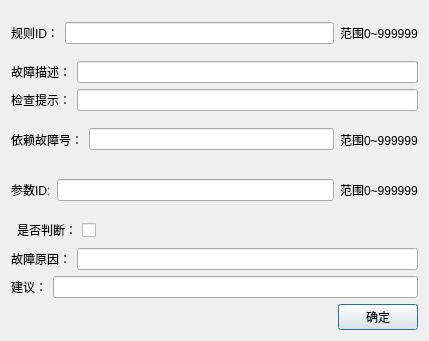
Before: the Qt Designer form ruleeditdialog.ui in EGeeks/faultree, drawn with Qt 5.
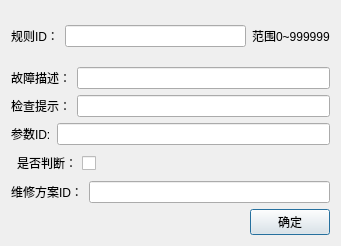
After: the same form once the commit is applied.

```diff
--- a/ruleeditdialog.ui
+++ b/ruleeditdialog.ui
@@ -9,8 +9,8 @@
    <rect>
     <x>0</x>
     <y>0</y>
-    <width>429</width>
-    <height>341</height>
+    <width>341</width>
+    <height>246</height>
    </rect>
   </property>
   <property name="windowTitle">
@@ -66,27 +66,6 @@
      </item>
     </layout>
    </item>
-   <item>
-    <layout class="QHBoxLayout" name="horizontalLayout_10">
-     <item>
-      <widget class="QLabel" name="label_12">
-       <property name="text">
-        <string>依赖故障号：</string>
-       </property>
-      </widget>
-     </item>
-     <item>
-      <widget class="QLineEdit" name="lineEdit_depandErrID"/>
-     </item>
-     <item>
-      <widget class="QLabel" name="label_17">
-       <property name="text">
-        <string>范围0~999999</string>
-       </property>
-      </widget>
-     </item>
-    </layout>
-   </item>
    <item>
     <layout class="QHBoxLayout" name="horizontalLayout_11">
      <item>
@@ -99,13 +78,6 @@
      <item>
       <widget class="QLineEdit" name="lineEdit_paramID"/>
      </item>
-     <item>
-      <widget class="QLabel" name="label_18">
-       <property name="text">
-        <string>范围0~999999</string>
-       </property>
-      </widget>
-     </item>
     </layout>
    </item>
    <item>
@@ -136,30 +108,16 @@
     </layout>
    </item>
    <item>
-    <layout class="QHBoxLayout" name="horizontalLayout_12">
+    <layout class="QHBoxLayout" name="horizontalLayout_10">
      <item>
-      <widget class="QLabel" name="label_15">
+      <widget class="QLabel" name="label_12">
        <property name="text">
-        <string>故障原因：</string>
+        <string>维修方案ID：</string>
        </property>
       </widget>
      </item>
      <item>
-      <widget class="QLineEdit" name="lineEdit_errReason"/>
-     </item>
-    </layout>
-   </item>
-   <item>
-    <layout class="QHBoxLayout" name="horizontalLayout_13">
-     <item>
-      <widget class="QLabel" name="label_16">
-       <property name="text">
-        <string>建议：</string>
-       </property>
-      </widget>
-     </item>
-     <item>
-      <widget class="QLineEdit" name="lineEdit_Suggest"/>
+      <widget class="QLineEdit" name="lineEdit_schemeID"/>
      </item>
     </layout>
    </item>
```
